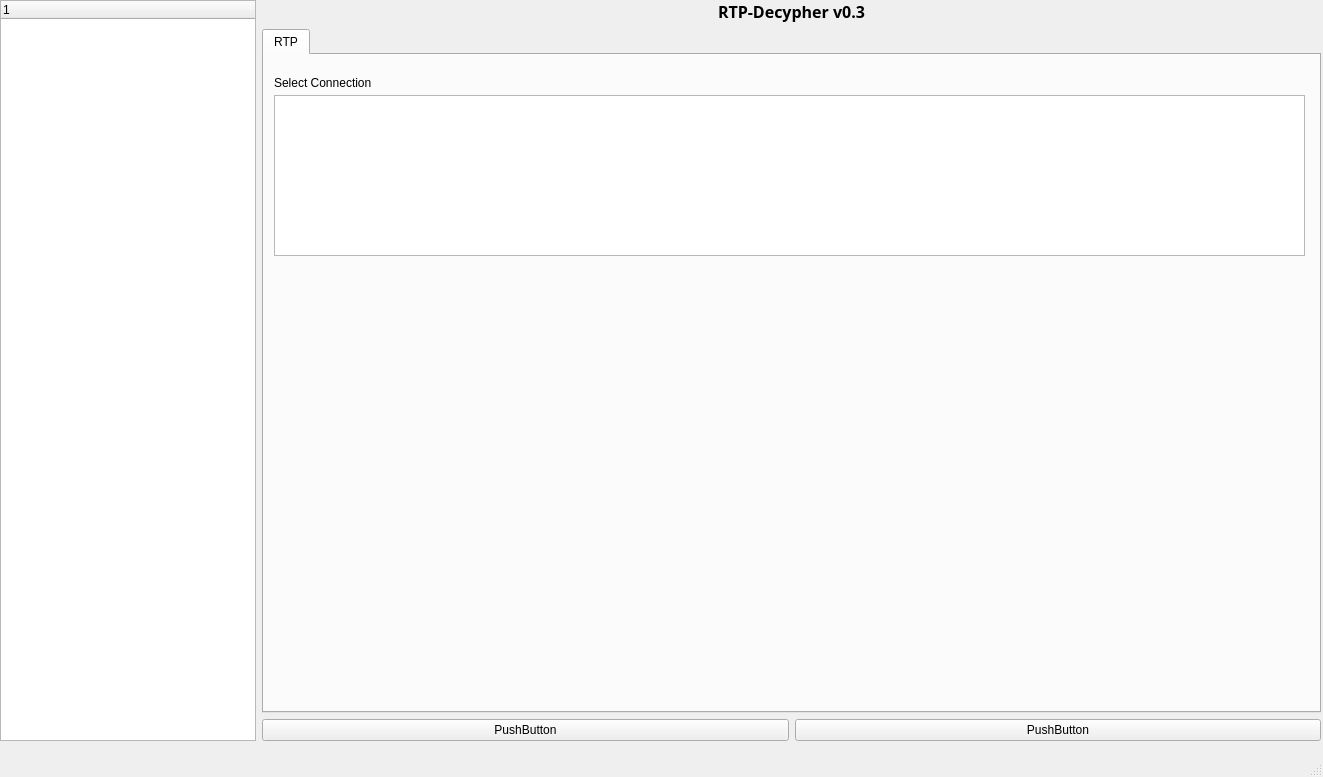
dkuehnl/rtp_decypher, file mainwindow.ui: the form before one commit.
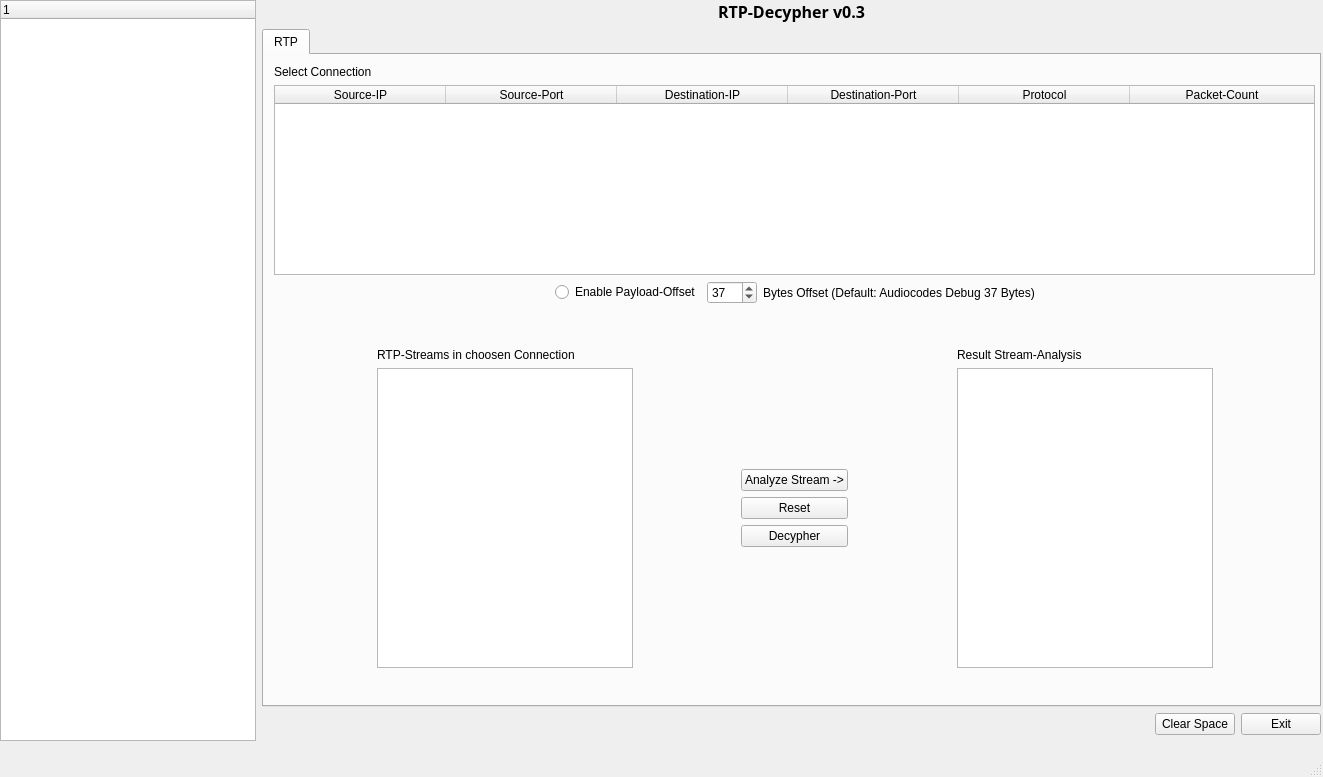
The form after the commit.

```diff
--- a/mainwindow.ui
+++ b/mainwindow.ui
@@ -24,41 +24,6 @@
      </rect>
     </property>
     <layout class="QGridLayout" name="gridLayout">
-     <item row="2" column="1">
-      <widget class="QPushButton" name="pushButton_3">
-       <property name="text">
-        <string>PushButton</string>
-       </property>
-      </widget>
-     </item>
-     <item row="2" column="2">
-      <widget class="QPushButton" name="pushButton_2">
-       <property name="text">
-        <string>PushButton</string>
-       </property>
-      </widget>
-     </item>
-     <item row="0" column="0" rowspan="3">
-      <widget class="QTreeWidget" name="treeWidget">
-       <property name="sizePolicy">
-        <sizepolicy hsizetype="Fixed" vsizetype="Expanding">
-         <horstretch>0</horstretch>
-         <verstretch>0</verstretch>
-        </sizepolicy>
-       </property>
-       <property name="minimumSize">
-        <size>
-         <width>50</width>
-         <height>508</height>
-        </size>
-       </property>
-       <column>
-        <property name="text">
-         <string notr="true">1</string>
-        </property>
-       </column>
-      </widget>
-     </item>
      <item row="1" column="1" colspan="2">
       <widget class="QTabWidget" name="tabWidget">
        <property name="currentIndex">
@@ -68,28 +33,303 @@
         <attribute name="title">
          <string>RTP</string>
         </attribute>
-        <widget class="QListWidget" name="listWidget">
+        <widget class="QWidget" name="">
          <property name="geometry">
           <rect>
            <x>10</x>
-           <y>40</y>
-           <width>1031</width>
-           <height>161</height>
+           <y>10</y>
+           <width>1041</width>
+           <height>641</height>
           </rect>
          </property>
-        </widget>
-        <widget class="QLabel" name="label_2">
-         <property name="geometry">
-          <rect>
-           <x>10</x>
-           <y>20</y>
-           <width>101</width>
-           <height>16</height>
-          </rect>
-         </property>
-         <property name="text">
-          <string>Select Connection</string>
-         </property>
+         <layout class="QGridLayout" name="gridLayout_3">
+          <item row="1" column="0">
+           <spacer name="verticalSpacer_3">
+            <property name="orientation">
+             <enum>Qt::Orientation::Vertical</enum>
+            </property>
+            <property name="sizeHint" stdset="0">
+             <size>
+              <width>20</width>
+              <height>40</height>
+             </size>
+            </property>
+           </spacer>
+          </item>
+          <item row="2" column="0">
+           <layout class="QGridLayout" name="gridLayout_2">
+            <item row="0" column="5">
+             <layout class="QVBoxLayout" name="verticalLayout_3">
+              <item>
+               <widget class="QLabel" name="label_4">
+                <property name="text">
+                 <string>Result Stream-Analysis</string>
+                </property>
+               </widget>
+              </item>
+              <item>
+               <widget class="QListWidget" name="list_rtp_analysis"/>
+              </item>
+             </layout>
+            </item>
+            <item row="0" column="1">
+             <layout class="QVBoxLayout" name="verticalLayout_2">
+              <item>
+               <widget class="QLabel" name="label_3">
+                <property name="text">
+                 <string>RTP-Streams in choosen Connection</string>
+                </property>
+               </widget>
+              </item>
+              <item>
+               <widget class="QTableWidget" name="table_rtp_in_connect">
+                <property name="minimumSize">
+                 <size>
+                  <width>0</width>
+                  <height>300</height>
+                 </size>
+                </property>
+               </widget>
+              </item>
+             </layout>
+            </item>
+            <item row="0" column="0">
+             <spacer name="horizontalSpacer_6">
+              <property name="orientation">
+               <enum>Qt::Orientation::Horizontal</enum>
+              </property>
+              <property name="sizeHint" stdset="0">
+               <size>
+                <width>40</width>
+                <height>20</height>
+               </size>
+              </property>
+             </spacer>
+            </item>
+            <item row="0" column="3">
+             <layout class="QVBoxLayout" name="verticalLayout">
+              <item>
+               <spacer name="verticalSpacer">
+                <property name="orientation">
+                 <enum>Qt::Orientation::Vertical</enum>
+                </property>
+                <property name="sizeHint" stdset="0">
+                 <size>
+                  <width>20</width>
+                  <height>40</height>
+                 </size>
+                </property>
+               </spacer>
+              </item>
+              <item>
+               <widget class="QPushButton" name="btn_analyse">
+                <property name="text">
+                 <string>Analyze Stream -&gt;</string>
+                </property>
+               </widget>
+              </item>
+              <item>
+               <widget class="QPushButton" name="btn_reset">
+                <property name="text">
+                 <string>Reset</string>
+                </property>
+               </widget>
+              </item>
+              <item>
+               <widget class="QPushButton" name="btn_decypher">
+                <property name="text">
+                 <string>Decypher</string>
+                </property>
+               </widget>
+              </item>
+              <item>
+               <spacer name="verticalSpacer_2">
+                <property name="orientation">
+                 <enum>Qt::Orientation::Vertical</enum>
+                </property>
+                <property name="sizeHint" stdset="0">
+                 <size>
+                  <width>20</width>
+                  <height>40</height>
+                 </size>
+                </property>
+               </spacer>
+              </item>
+             </layout>
+            </item>
+            <item row="0" column="4">
+             <spacer name="horizontalSpacer_2">
+              <property name="orientation">
+               <enum>Qt::Orientation::Horizontal</enum>
+              </property>
+              <property name="sizeHint" stdset="0">
+               <size>
+                <width>40</width>
+                <height>20</height>
+               </size>
+              </property>
+             </spacer>
+            </item>
+            <item row="0" column="2">
+             <spacer name="horizontalSpacer">
+              <property name="orientation">
+               <enum>Qt::Orientation::Horizontal</enum>
+              </property>
+              <property name="sizeHint" stdset="0">
+               <size>
+                <width>40</width>
+                <height>20</height>
+               </size>
+              </property>
+             </spacer>
+            </item>
+            <item row="0" column="6">
+             <spacer name="horizontalSpacer_7">
+              <property name="orientation">
+               <enum>Qt::Orientation::Horizontal</enum>
+              </property>
+              <property name="sizeHint" stdset="0">
+               <size>
+                <width>40</width>
+                <height>20</height>
+               </size>
+              </property>
+             </spacer>
+            </item>
+           </layout>
+          </item>
+          <item row="0" column="0">
+           <layout class="QVBoxLayout" name="verticalLayout_5">
+            <item>
+             <layout class="QVBoxLayout" name="verticalLayout_4">
+              <item>
+               <widget class="QLabel" name="label_2">
+                <property name="text">
+                 <string>Select Connection</string>
+                </property>
+               </widget>
+              </item>
+              <item>
+               <widget class="QTableWidget" name="table_connections">
+                <attribute name="horizontalHeaderCascadingSectionResizes">
+                 <bool>true</bool>
+                </attribute>
+                <attribute name="horizontalHeaderDefaultSectionSize">
+                 <number>171</number>
+                </attribute>
+                <attribute name="horizontalHeaderShowSortIndicator" stdset="0">
+                 <bool>true</bool>
+                </attribute>
+                <attribute name="horizontalHeaderStretchLastSection">
+                 <bool>true</bool>
+                </attribute>
+                <column>
+                 <property name="text">
+                  <string>Source-IP</string>
+                 </property>
+                </column>
+                <column>
+                 <property name="text">
+                  <string>Source-Port</string>
+                 </property>
+                </column>
+                <column>
+                 <property name="text">
+                  <string>Destination-IP</string>
+                 </property>
+                </column>
+                <column>
+                 <property name="text">
+                  <string>Destination-Port</string>
+                 </property>
+                </column>
+                <column>
+                 <property name="text">
+                  <string>Protocol</string>
+                 </property>
+                </column>
+                <column>
+                 <property name="text">
+                  <string>Packet-Count</string>
+                 </property>
+                </column>
+               </widget>
+              </item>
+             </layout>
+            </item>
+            <item>
+             <layout class="QHBoxLayout" name="horizontalLayout_2">
+              <item>
+               <spacer name="horizontalSpacer_4">
+                <property name="orientation">
+                 <enum>Qt::Orientation::Horizontal</enum>
+                </property>
+                <property name="sizeHint" stdset="0">
+                 <size>
+                  <width>25</width>
+                  <height>20</height>
+                 </size>
+                </property>
+               </spacer>
+              </item>
+              <item>
+               <widget class="QRadioButton" name="rb_enable_offset">
+                <property name="text">
+                 <string>Enable Payload-Offset</string>
+                </property>
+               </widget>
+              </item>
+              <item>
+               <widget class="QSpinBox" name="spinner_offset">
+                <property name="minimumSize">
+                 <size>
+                  <width>50</width>
+                  <height>0</height>
+                 </size>
+                </property>
+                <property name="value">
+                 <number>37</number>
+                </property>
+               </widget>
+              </item>
+              <item>
+               <widget class="QLabel" name="label_5">
+                <property name="text">
+                 <string>Bytes Offset (Default: Audiocodes Debug 37 Bytes)</string>
+                </property>
+               </widget>
+              </item>
+              <item>
+               <spacer name="horizontalSpacer_5">
+                <property name="orientation">
+                 <enum>Qt::Orientation::Horizontal</enum>
+                </property>
+                <property name="sizeHint" stdset="0">
+                 <size>
+                  <width>25</width>
+                  <height>20</height>
+                 </size>
+                </property>
+               </spacer>
+              </item>
+             </layout>
+            </item>
+           </layout>
+          </item>
+          <item row="3" column="0">
+           <spacer name="verticalSpacer_4">
+            <property name="orientation">
+             <enum>Qt::Orientation::Vertical</enum>
+            </property>
+            <property name="sizeHint" stdset="0">
+             <size>
+              <width>20</width>
+              <height>40</height>
+             </size>
+            </property>
+           </spacer>
+          </item>
+         </layout>
         </widget>
        </widget>
       </widget>
@@ -111,6 +351,53 @@
        </property>
       </widget>
      </item>
+     <item row="0" column="0" rowspan="4">
+      <widget class="QTreeWidget" name="tw_filepicker">
+       <property name="sizePolicy">
+        <sizepolicy hsizetype="Fixed" vsizetype="Expanding">
+         <horstretch>0</horstretch>
+         <verstretch>0</verstretch>
+        </sizepolicy>
+       </property>
+       <property name="minimumSize">
+        <size>
+         <width>50</width>
+         <height>508</height>
+        </size>
+       </property>
+      </widget>
+     </item>
+     <item row="2" column="2">
+      <layout class="QHBoxLayout" name="horizontalLayout">
+       <item>
+        <spacer name="horizontalSpacer_3">
+         <property name="orientation">
+          <enum>Qt::Orientation::Horizontal</enum>
+         </property>
+         <property name="sizeHint" stdset="0">
+          <size>
+           <width>40</width>
+           <height>20</height>
+          </size>
+         </property>
+        </spacer>
+       </item>
+       <item>
+        <widget class="QPushButton" name="btn_clear">
+         <property name="text">
+          <string>Clear Space</string>
+         </property>
+        </widget>
+       </item>
+       <item>
+        <widget class="QPushButton" name="btn_exit">
+         <property name="text">
+          <string>Exit</string>
+         </property>
+        </widget>
+       </item>
+      </layout>
+     </item>
     </layout>
    </widget>
   </widget>
```
Left out of the diff: 4 changed lines with no effect on the pictures.
